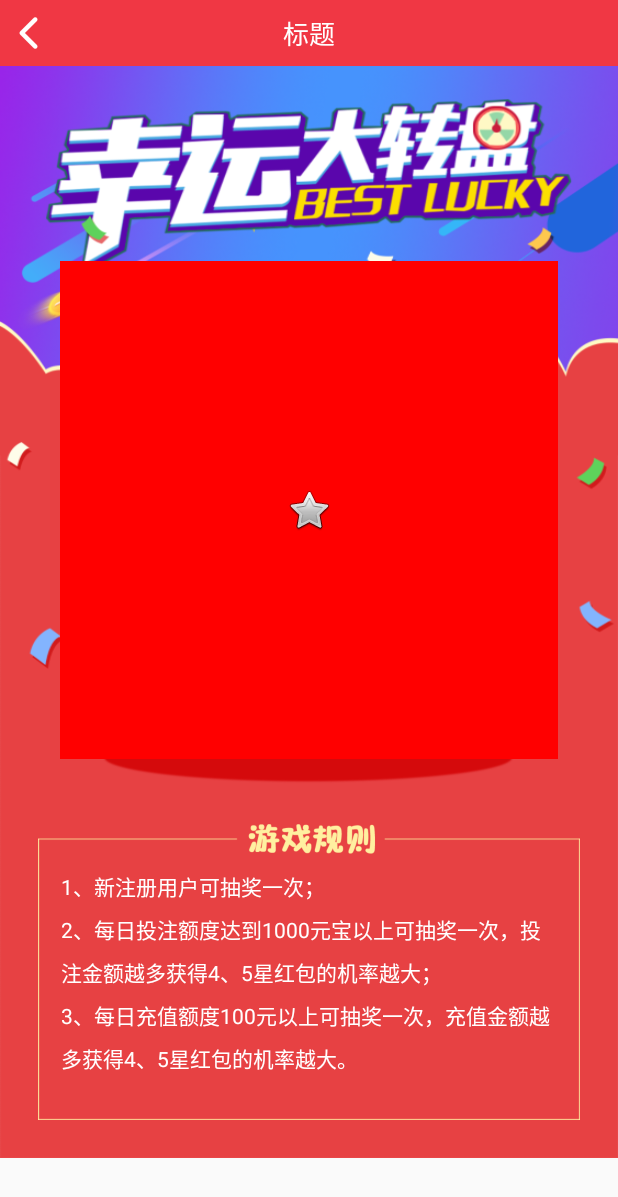
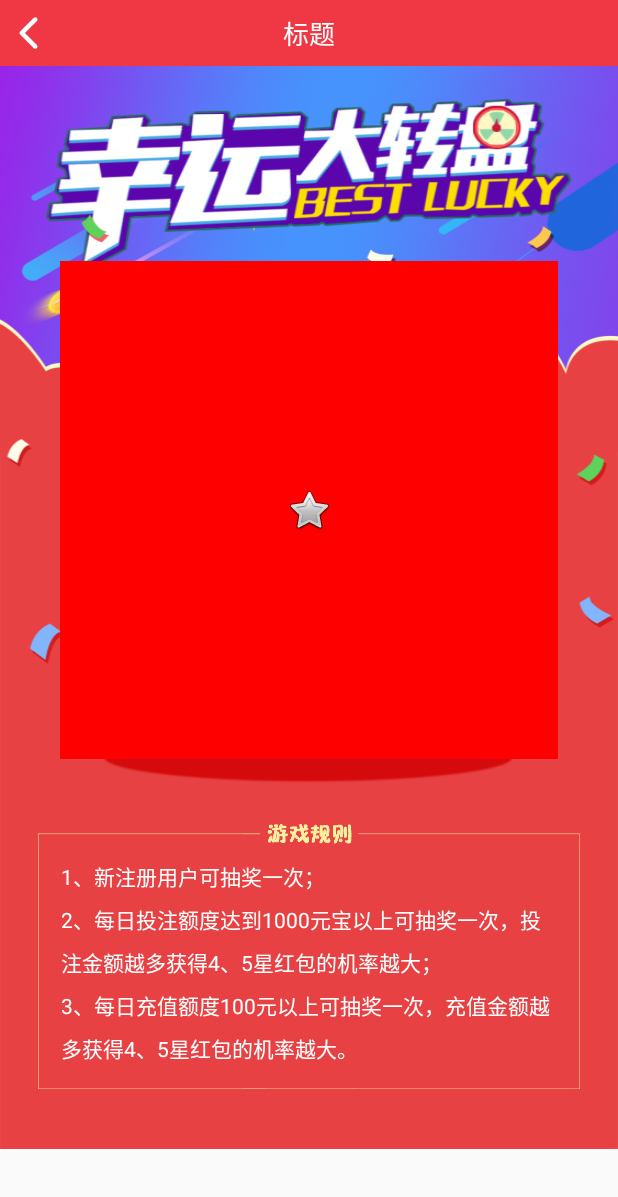
Before and after one commit to wangzhikk/caipiao, an Android app: the layout choujiang.xml on its own in the app's theme, with its tools: preview values and no code run, on a phone screen of 412 x 824 dp. Shown: the top 1197 px of the screen. Run offline under Robolectric (Android 15) with nearby library versions, the phone set to English and light mode, and no system bars.

Commit message:
游戏规则ui修改

```diff
--- a/app/src/main/res/layout/choujiang.xml
+++ b/app/src/main/res/layout/choujiang.xml
@@ -45,10 +45,10 @@
 
                 </RelativeLayout>
                 <RelativeLayout android:layout_margin="25dp"
-                    android:background="@drawable/zhuanpan_rule"
+                    android:background="@drawable/rule_zhuanpan"
                     android:layout_centerHorizontal="true"
                     android:layout_marginBottom="15dp"
-                    android:layout_width="wrap_content"
+                    android:layout_width="match_parent"
                     android:layout_height="wrap_content">
 
                     <TextView style="@style/textview" android:textColor="@color/white"
```
Also changed, not shown: app/src/main/res/drawable-xxhdpi/rule_zhuanpan.9.png (added).
